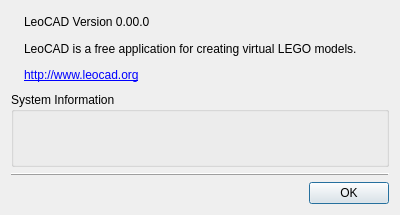
The window that qt/lc_qaboutdialog.ui (leozide/leocad) describes before a commit, drawn with Qt 5.
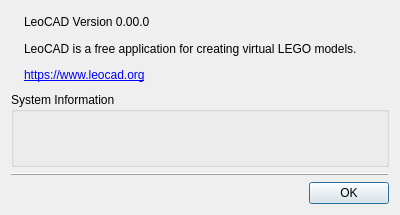
The same window after the commit. Icons and pictures are not drawn.

Commit message: Replace http with https links

```diff
--- a/qt/lc_qaboutdialog.ui
+++ b/qt/lc_qaboutdialog.ui
@@ -56,7 +56,7 @@
          <item>
           <widget class="QLabel" name="label_2">
            <property name="text">
-            <string notr="true">&lt;a href=&quot;http://www.leocad.org&quot;&gt;http://www.leocad.org&lt;/a&gt;</string>
+            <string notr="true">&lt;a href=&quot;https://www.leocad.org&quot;&gt;https://www.leocad.org&lt;/a&gt;</string>
            </property>
            <property name="openExternalLinks">
             <bool>true</bool>
```
The commit also changes 4 other files.
